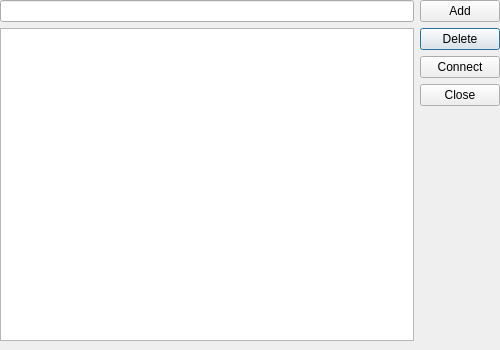
WTFTrick/TestMutomo, file dialog.ui: the form before one commit.
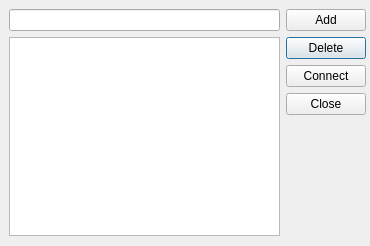
The form after the commit.

Commit message: 01.04.2016, change interface of modal windows a little bit

Patch:
```diff
--- a/dialog.ui
+++ b/dialog.ui
@@ -9,8 +9,8 @@
    <rect>
     <x>0</x>
     <y>0</y>
-    <width>500</width>
-    <height>350</height>
+    <width>370</width>
+    <height>246</height>
    </rect>
   </property>
   <property name="minimumSize">
@@ -21,8 +21,8 @@
   </property>
   <property name="maximumSize">
    <size>
-    <width>500</width>
-    <height>350</height>
+    <width>370</width>
+    <height>246</height>
    </size>
   </property>
   <property name="windowTitle">
@@ -31,15 +31,18 @@
   <property name="modal">
    <bool>true</bool>
   </property>
-  <widget class="QWidget" name="gridWidget" native="true">
+  <widget class="QWidget" name="gridLayoutWidget">
    <property name="geometry">
     <rect>
      <x>0</x>
      <y>0</y>
-     <width>500</width>
-     <height>341</height>
+     <width>375</width>
+     <height>245</height>
     </rect>
    </property>
+   <layout class="QGridLayout" name="gridLayout_1">
+    <item row="0" column="0">
+     <widget class="QWidget" name="gridWidget" native="true">
    <property name="sizePolicy">
     <sizepolicy hsizetype="Fixed" vsizetype="Fixed">
      <horstretch>0</horstretch>
@@ -150,6 +153,9 @@
        </widget>
       </item>
      </layout>
+       </item>
+      </layout>
+     </widget>
     </item>
    </layout>
   </widget>
```
Lines whose indentation alone changed are shown as unchanged. The commit also changes 7 other files.
